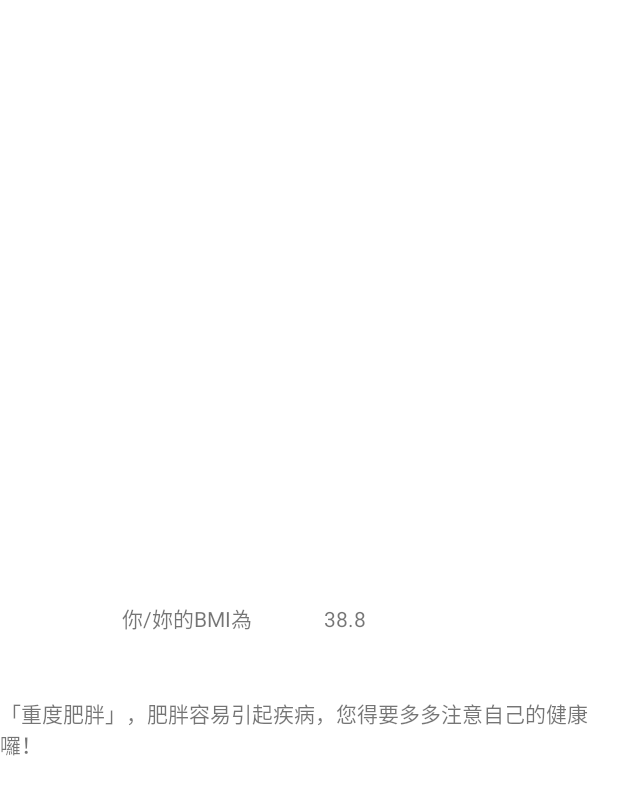
After one commit to YShann/rx-and-mvvm, an Android app: the BMIcalculateActivity screen opened directly, with no data from a screen before it, on a phone screen of 412 x 824 dp. The commit adds this screen. Shown: the top 795 px of the screen. Run offline under Robolectric (Android 15) with nearby library versions, the phone set to English and light mode, and no system bars.

Commit message:
新增-計算BMI功能

```diff
--- a/app/build.gradle
+++ b/app/build.gradle
@@ -40,6 +40,7 @@ android {
     }
     buildFeatures {
         dataBinding true
+        viewBinding true
     }
     packagingOptions {
         exclude 'META-INF/DEPENDENCIES'
@@ -58,6 +59,8 @@ dependencies {
     implementation 'androidx.test:core-ktx:1.4.0'
     implementation 'com.google.firebase:firebase-crashlytics-buildtools:2.7.1'
     implementation 'com.google.firebase:firebase-auth:21.0.8'
+    implementation 'androidx.navigation:navigation-fragment-ktx:2.4.2'
+    implementation 'androidx.navigation:navigation-ui-ktx:2.4.2'
     def room_version = "2.3.0-alpha04"
     def lifecycle_version = "2.2.0"
     def retrofit2_version = "2.9.0"
--- /dev/null
+++ b/app/src/main/java/tw/edu/ntub/imd/birc/rxandmvvm/view/activity/BMIcalculateActivity.kt
@@ -0,0 +1,45 @@
+package tw.edu.ntub.imd.birc.rxandmvvm.view.activity
+
+import android.os.Bundle
+import android.widget.TextView
+import androidx.appcompat.app.AppCompatActivity
+import tw.edu.ntub.imd.birc.rxandmvvm.R
+
+class BMIcalculateActivity : AppCompatActivity() {
+
+    private lateinit var showbmi: TextView
+    private lateinit var result: TextView
+    private var height : Double = 160.5
+    private var weight : Double = 99.9
+    private var bmi : Double = 0.0
+
+    override fun onCreate(savedInstanceState: Bundle?) {
+        super.onCreate(savedInstanceState)
+        setContentView(R.layout.activity_bmicalculate)
+        showbmi = findViewById(R.id.showbmi)
+        result = findViewById(R.id.result)
+
+        bmi = weight/((height/100)*(height/100))
+        showbmi.text = String.format("%.1f",bmi)
+
+        if (bmi < 18.5) {
+            result.text = "「體重過輕」，需要再吃營養些，讓自己重一些！！"
+        }
+        else if (bmi >= 18.5 && bmi < 24) {
+            result.text = "很不錯喔！「健康體重」，請您繼續保持！"
+        }
+        else if (bmi >= 24 && bmi < 27) {
+            result.text = "「過重」，您得控制一下飲食了，請加油！"
+        }
+        else if (bmi >= 27 && bmi < 30) {
+            result.text = "「輕度肥胖」，肥胖容易引起疾病，您得要多多注意自己的健康囉！"
+        }
+        else if (bmi >= 30 && bmi < 35) {
+            result.text = "「中度肥胖」，肥胖容易引起疾病，您得要多多注意自己的健康囉！"
+        }
+        else if (bmi >= 35) {
+            result.text = "「重度肥胖」，肥胖容易引起疾病，您得要多多注意自己的健康囉！"
+        }
+
+    }
+}
--- /dev/null
+++ b/app/src/main/res/layout/activity_bmicalculate.xml
@@ -0,0 +1,44 @@
+<?xml version="1.0" encoding="utf-8"?>
+<androidx.constraintlayout.widget.ConstraintLayout xmlns:android="http://schemas.android.com/apk/res/android"
+    xmlns:app="http://schemas.android.com/apk/res-auto"
+    xmlns:tools="http://schemas.android.com/tools"
+    android:layout_width="match_parent"
+    android:layout_height="match_parent"
+    tools:context=".view.activity.BMIcalculateActivity">
+
+    <TextView
+        android:id="@+id/textView29"
+        android:layout_width="wrap_content"
+        android:layout_height="wrap_content"
+        android:text="你/妳的BMI為 "
+        app:layout_constraintBottom_toBottomOf="parent"
+        app:layout_constraintEnd_toEndOf="parent"
+        app:layout_constraintHorizontal_bias="0.252"
+        app:layout_constraintStart_toStartOf="parent"
+        app:layout_constraintTop_toTopOf="parent" />
+
+    <TextView
+        android:id="@+id/showbmi"
+        android:layout_width="wrap_content"
+        android:layout_height="wrap_content"
+        android:layout_marginStart="29dp"
+        android:layout_marginEnd="153dp"
+        android:text="TextView"
+        app:layout_constraintBottom_toBottomOf="parent"
+        app:layout_constraintEnd_toEndOf="parent"
+        app:layout_constraintStart_toEndOf="@+id/textView29"
+        app:layout_constraintTop_toTopOf="parent" />
+
+    <TextView
+        android:id="@+id/result"
+        android:layout_width="wrap_content"
+        android:layout_height="wrap_content"
+        android:layout_marginTop="31dp"
+        android:layout_marginBottom="306dp"
+        android:text="TextView"
+        app:layout_constraintBottom_toBottomOf="parent"
+        app:layout_constraintEnd_toEndOf="parent"
+        app:layout_constraintHorizontal_bias="0.229"
+        app:layout_constraintStart_toStartOf="parent"
+        app:layout_constraintTop_toBottomOf="@+id/textView29" />
+</androidx.constraintlayout.widget.ConstraintLayout>
--- /dev/null
+++ b/app/src/main/res/values-land/dimens.xml
@@ -0,0 +1,3 @@
+<resources>
+    <dimen name="fab_margin">48dp</dimen>
+</resources>
--- /dev/null
+++ b/app/src/main/res/values-w1240dp/dimens.xml
@@ -0,0 +1,3 @@
+<resources>
+    <dimen name="fab_margin">200dp</dimen>
+</resources>
--- /dev/null
+++ b/app/src/main/res/values-w600dp/dimens.xml
@@ -0,0 +1,3 @@
+<resources>
+    <dimen name="fab_margin">48dp</dimen>
+</resources>
--- /dev/null
+++ b/app/src/main/res/values/dimens.xml
@@ -0,0 +1,3 @@
+<resources>
+    <dimen name="fab_margin">16dp</dimen>
+</resources>
--- a/app/src/main/res/values/themes.xml
+++ b/app/src/main/res/values/themes.xml
@@ -34,5 +34,14 @@
         <item name="android:textColor">@color/black</item>
     </style>
 
+    <style name="Theme.RxAndMVVM.NoActionBar">
+        <item name="windowActionBar">false</item>
+        <item name="windowNoTitle">true</item>
+    </style>
+
+    <style name="Theme.RxAndMVVM.AppBarOverlay" parent="ThemeOverlay.AppCompat.Dark.ActionBar" />
+
+    <style name="Theme.RxAndMVVM.PopupOverlay" parent="ThemeOverlay.AppCompat.Light" />
+
 
 </resources>
```
Also changed, not shown: app/src/main/AndroidManifest.xml (+14 -6 lines), app/src/main/java/tw/edu/ntub/imd/birc/rxandmvvm/view/activity/FirstFragment.kt (added, +44 -0 lines), app/src/main/java/tw/edu/ntub/imd/birc/rxandmvvm/view/activity/SecondFragment.kt (added, +44 -0 lines), app/src/main/res/layout/fragment_first.xml (added, +28 -0 lines), app/src/main/res/layout/fragment_second.xml (added, +27 -0 lines), app/src/main/res/navigation/nav_graph.xml (added, +28 -0 lines), app/src/main/res/values/strings.xml (+9 -0 lines).
